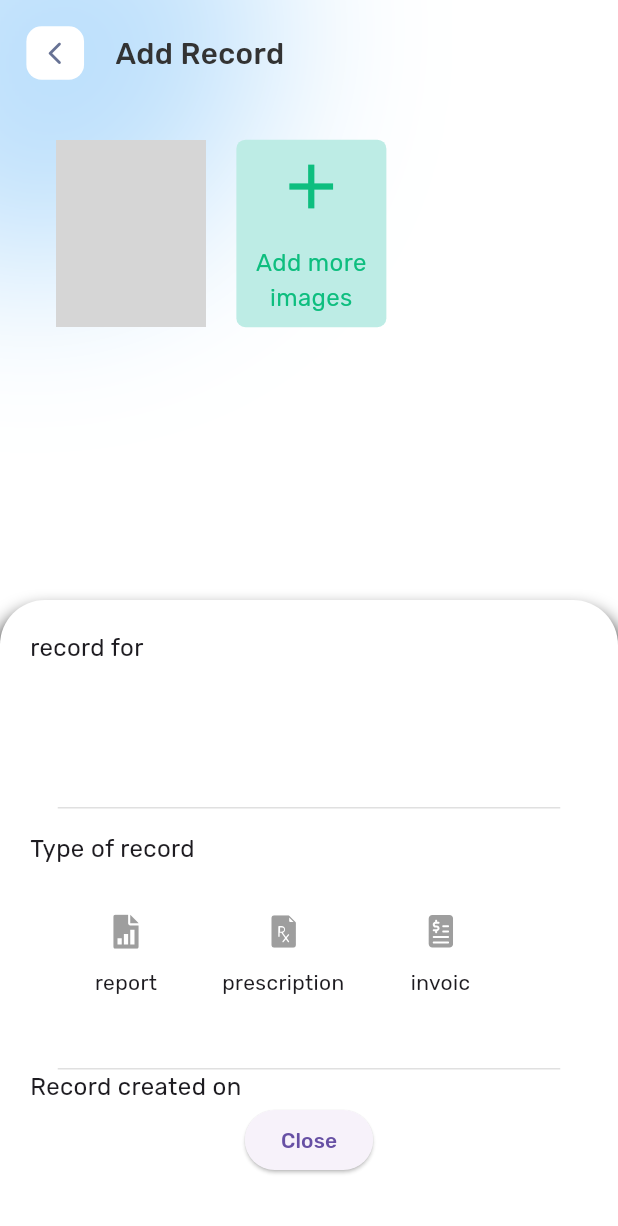
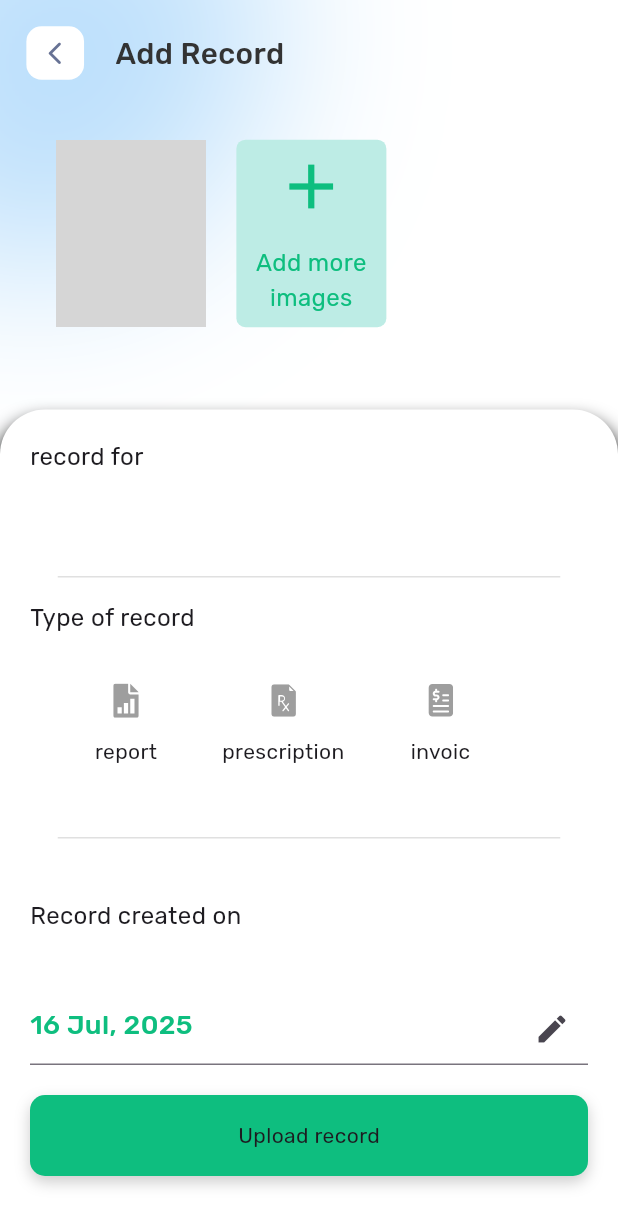
Before and after one commit to baraa2ttar/doctor_hunt, a Flutter app: the screen it shows after launch, on a phone screen of 412 x 824 dp. Shown: the top 1226 px of the screen. Run offline on Flutter 3.47's test engine with Material 3 defaults, Android fonts, the phone set to English and light mode, and no system bars; drawn by our look-alikes of date_field; our stand-ins replace dartz, flutter_screenutil, flutter_svg, get, responsive_framework; statements that could not run were skipped; grey boxes are pictures that could not be loaded.

Commit message:
befor aiedit

```diff
--- a/lib/view/add_record/screens/add_record_screen.dart
+++ b/lib/view/add_record/screens/add_record_screen.dart
@@ -2,7 +2,8 @@ import 'package:adv/core/exports/main_exports.dart';
 import 'package:adv/view/add_record/controller/add_record_controller.dart';
 import 'package:adv/view/add_record/screens/widgets/add_more.dart';
 import 'package:adv/view/add_record/screens/widgets/app_image_cart.dart';
-import 'package:dartz/dartz.dart';
+import 'package:date_field/date_field.dart';
+import 'package:intl/intl.dart';
 import '../../../core/exports/ui_exports.dart';
 
 class AddRecordScreen extends StatelessWidget {
@@ -28,22 +29,11 @@ class AddRecordScreen extends StatelessWidget {
               decoration: InputDecoration(
                 // Focused border
                 border: InputBorder.none,
-                // focusedBorder: UnderlineInputBorder(
-                //
-                //   borderSide: BorderSide(
-                //     color: Colors.black12, // Change focused underline color
-                //     width: 1.0, // Change focused underline width
-                //   ),
-                // ),
                 suffix: Icon(Icons.edit, color: Colors.black45),
               ),
             ),
-            SizedBox(height: 47,),
-            Container(
-              height: 1,
-              width: 335,
-              color: Colors.black12,
-            ),
+            SizedBox(height: 20),
+            Container(height: 1, width: 335, color: Colors.black12),
             SizedBox.fromSize(size: Size.fromHeight(15)),
             Row(
               children: [
@@ -55,51 +45,46 @@ class AddRecordScreen extends StatelessWidget {
             ),
             SizedBox(height: 20),
             Row(
-
               children: [
-
                 Padding(padding: EdgeInsets.all(20)),
                 Row(
                   mainAxisAlignment: MainAxisAlignment.start,
                   children: List.generate(controller.svgPaths.length, (index) {
-                    return Obx(() => Row(
+                    return Obx(
+                      () => Row(
                         children: [
                           Column(
                             children: [
                               IconButton(
-                              icon:SvgPicture.asset(
+                                icon: SvgPicture.asset(
                                   controller.svgPaths[index],
                                   height: 23,
                                   width: 17,
-                                color: controller.selectedIndex.value == index
+                                  color:
+                                      controller.selectedIndex.value == index
                                           ? Colors.green
                                           : Colors.grey,
                                 ),
+
                                 // Change the icon as needed
-
-
                                 onPressed: () {
                                   controller.selectButton(index);
                                 },
                               ),
-                            Text(controller.TextPaths[index])
+                              Text(controller.TextPaths[index]),
                             ],
                           ),
                           Padding(padding: EdgeInsets.all(20)),
                         ],
-                    ));
+                      ),
+                    );
                   }),
                 ),
-
-
               ],
             ),
-            SizedBox(height: 47,),
-            Container(
-              height: 1,
-              width: 335,
-              color: Colors.black12,
-            ),
+            SizedBox(height: 47),
+            Container(height: 1, width: 335, color: Colors.black12),
+            Padding(padding: EdgeInsets.all(20)),
             Row(
               children: [
                 Text(
@@ -108,12 +93,19 @@ class AddRecordScreen extends StatelessWidget {
                 ),
               ],
             ),
+            Padding(padding: EdgeInsets.all(20)),
+            DateTimeField(
+              decoration: InputDecoration(suffixIcon: Icon(Icons.edit)),
+              value: DateTime.now(),
+              firstDate: DateTime.now(),
 
+      dateFormat: DateFormat(('dd MMM, yyyy')),
+              style: TextStyle(fontWeight: FontWeight.w500,fontSize: 18,color: AppColor.primaryColor),
 
-            ElevatedButton(
-              onPressed: () => Get.back(), // Close the bottom sheet
-              child: Text('Close'),
             ),
+            SizedBox(height: 20),
+
+            AppButton(buttonHeight: 54,buttonText: "Upload record",onTap: (){},textStyle: TextStyle()),
             SizedBox(height: 20),
           ],
         ),
--- a/pubspec.yaml
+++ b/pubspec.yaml
@@ -41,6 +41,7 @@ dependencies:
   flutter_screenutil: ^5.9.3
   dartz: ^0.10.1
   http: ^1.4.0
+  date_field: ^6.0.3+1
 
 dev_dependencies:
   flutter_test:
```
Also changed, not shown: pubspec.lock. Lines whose indentation alone changed are shown as unchanged.
